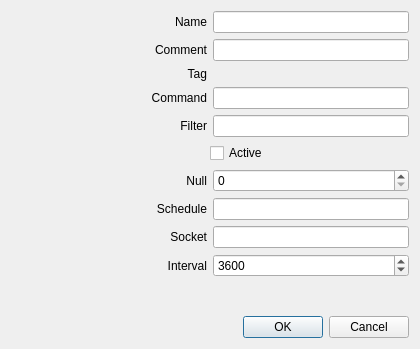
Before: the Qt Designer form sources/awesomewidgets/extupgrade.ui in arcan1s/awesome-widgets, drawn with Qt 5.
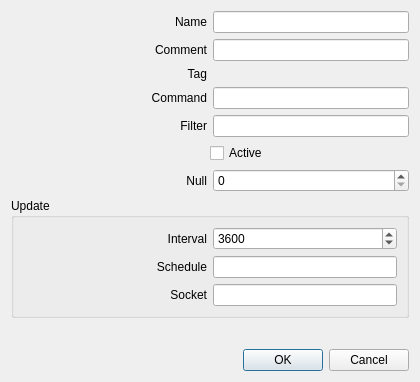
After: the same form once the commit is applied.

Diff of the .ui file:
```diff
--- a/sources/awesomewidgets/extupgrade.ui
+++ b/sources/awesomewidgets/extupgrade.ui
@@ -7,7 +7,7 @@
     <x>0</x>
     <y>0</y>
     <width>420</width>
-    <height>349</height>
+    <height>382</height>
    </rect>
   </property>
   <property name="windowTitle">
@@ -182,51 +182,11 @@
     </layout>
    </item>
    <item>
-    <layout class="QHBoxLayout" name="layout_schedule">
-     <item>
-      <widget class="QLabel" name="label_schedule">
-       <property name="sizePolicy">
-        <sizepolicy hsizetype="Expanding" vsizetype="Preferred">
-         <horstretch>0</horstretch>
-         <verstretch>0</verstretch>
-        </sizepolicy>
-       </property>
-       <property name="text">
-        <string>Schedule</string>
-       </property>
-       <property name="alignment">
-        <set>Qt::AlignRight|Qt::AlignTrailing|Qt::AlignVCenter</set>
-       </property>
-      </widget>
-     </item>
-     <item>
-      <widget class="QLineEdit" name="lineEdit_schedule"/>
-     </item>
-    </layout>
-   </item>
-   <item>
-    <layout class="QHBoxLayout" name="layout_socket">
-     <item>
-      <widget class="QLabel" name="label_socket">
-       <property name="sizePolicy">
-        <sizepolicy hsizetype="Expanding" vsizetype="Preferred">
-         <horstretch>0</horstretch>
-         <verstretch>0</verstretch>
-        </sizepolicy>
-       </property>
-       <property name="text">
-        <string>Socket</string>
-       </property>
-       <property name="alignment">
-        <set>Qt::AlignRight|Qt::AlignTrailing|Qt::AlignVCenter</set>
-       </property>
-      </widget>
-     </item>
-     <item>
-      <widget class="QLineEdit" name="lineEdit_socket"/>
-     </item>
-    </layout>
-   </item>
+    <widget class="QGroupBox" name="groupBox_update">
+     <property name="title">
+      <string>Update</string>
+     </property>
+     <layout class="QVBoxLayout" name="verticalLayout_2">
    <item>
     <layout class="QHBoxLayout" name="layout_interval">
      <item>
@@ -256,6 +216,55 @@
       </widget>
      </item>
     </layout>
+      </item>
+      <item>
+       <layout class="QHBoxLayout" name="layout_schedule">
+        <item>
+         <widget class="QLabel" name="label_schedule">
+          <property name="sizePolicy">
+           <sizepolicy hsizetype="Expanding" vsizetype="Preferred">
+            <horstretch>0</horstretch>
+            <verstretch>0</verstretch>
+           </sizepolicy>
+          </property>
+          <property name="text">
+           <string>Schedule</string>
+          </property>
+          <property name="alignment">
+           <set>Qt::AlignRight|Qt::AlignTrailing|Qt::AlignVCenter</set>
+          </property>
+         </widget>
+        </item>
+        <item>
+         <widget class="QLineEdit" name="lineEdit_schedule"/>
+        </item>
+       </layout>
+      </item>
+      <item>
+       <layout class="QHBoxLayout" name="layout_socket">
+        <item>
+         <widget class="QLabel" name="label_socket">
+          <property name="sizePolicy">
+           <sizepolicy hsizetype="Expanding" vsizetype="Preferred">
+            <horstretch>0</horstretch>
+            <verstretch>0</verstretch>
+           </sizepolicy>
+          </property>
+          <property name="text">
+           <string>Socket</string>
+          </property>
+          <property name="alignment">
+           <set>Qt::AlignRight|Qt::AlignTrailing|Qt::AlignVCenter</set>
+          </property>
+         </widget>
+        </item>
+        <item>
+         <widget class="QLineEdit" name="lineEdit_socket"/>
+        </item>
+       </layout>
+      </item>
+     </layout>
+    </widget>
    </item>
    <item>
     <spacer name="verticalSpacer">
```
Lines whose indentation alone changed are shown as unchanged.
